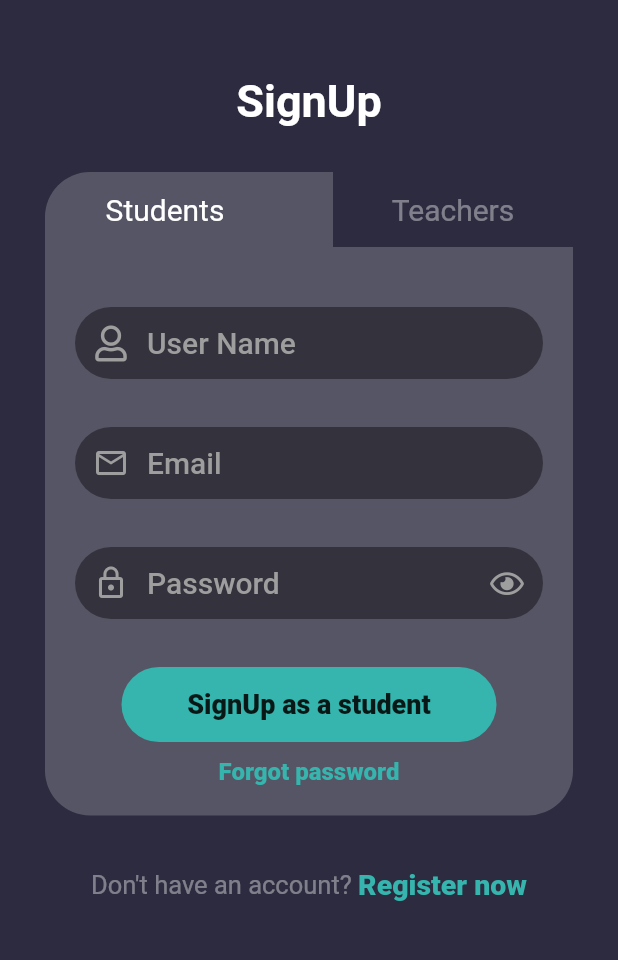
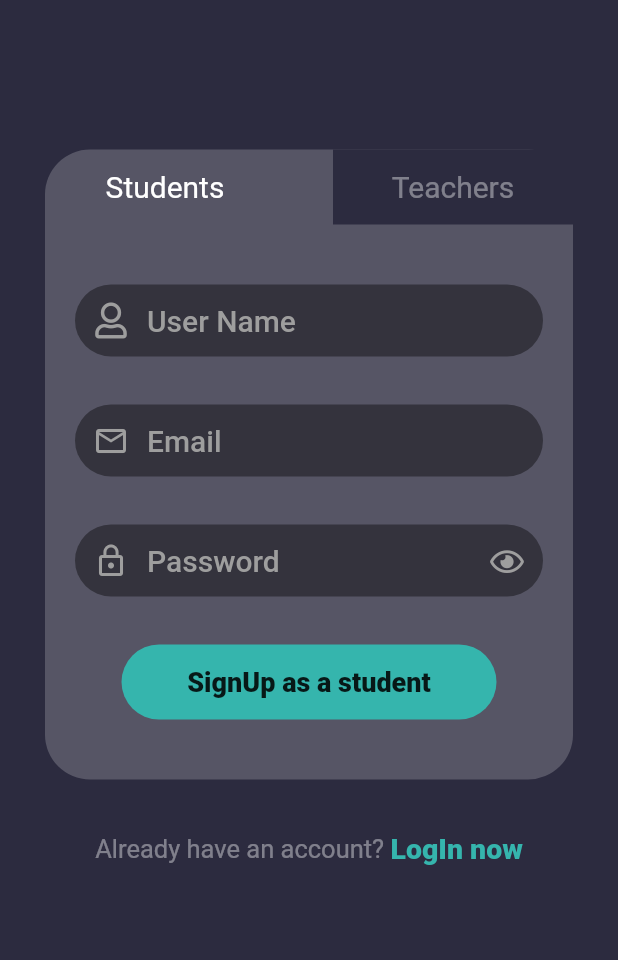
Before and after one commit to Shehan82/ScHoOlYMoB, a Flutter app: the SignUpScreen screen opened directly, on a phone screen of 412 x 824 dp, the part 101-1061 px from its top. Run offline on Flutter 3.47's test engine with Material 2 defaults, Android fonts, the phone set to English and light mode, and no system bars; our stand-ins replace firebase_auth, firebase_core, font_awesome_flutter, google_fonts; accounts and stored records are empty; Roboto replaces fonts that are missing (Itim).

Commit message:
remove signuup word

```diff
--- a/lib/screens/signUp.dart
+++ b/lib/screens/signUp.dart
@@ -41,20 +41,20 @@ class _SignUpScreenState extends State<SignUpScreen> {
             ),
           ),
           SizedBox(
-            height: isTeacher ? 0 : 30,
+            height: isTeacher ? 40 : 90,
           ),
-          Container(
-            alignment: Alignment.center,
-            margin: EdgeInsets.only(top: isTeacher ? 10 : 20, bottom: 20),
-            // color: Colors.amber,
-            child: Text(
-              "SignUp",
-              style: GoogleFonts.itim(
-                  fontSize: 30,
-                  fontWeight: FontWeight.w700,
-                  color: Colors.white),
-            ),
-          ),
+          // Container(
+          //   alignment: Alignment.center,
+          //   margin: EdgeInsets.only(top: isTeacher ? 10 : 20, bottom: 20),
+          //   // color: Colors.amber,
+          //   child: Text(
+          //     "SignUp",
+          //     style: GoogleFonts.itim(
+          //         fontSize: 30,
+          //         fontWeight: FontWeight.w700,
+          //         color: Colors.white),
+          //   ),
+          // ),
           // Container(
           //   height: 150,
           //   margin: EdgeInsets.only(top: 30, bottom: 20, left: 70, right: 70),
@@ -369,7 +369,7 @@ class _SignUpScreenState extends State<SignUpScreen> {
                     decoration: BoxDecoration(
                         color: Color(0xff35b5ad),
                         borderRadius: BorderRadius.circular(30)),
-                    margin: EdgeInsets.only(top: 10, bottom: 10),
+                    margin: EdgeInsets.only(top: 10, bottom: 40),
                     child: isTeacher
                         ? Text("SignUp as a teacher",
                             style: GoogleFonts.itim(
@@ -379,16 +379,16 @@ class _SignUpScreenState extends State<SignUpScreen> {
                                 fontSize: 18, fontWeight: FontWeight.w800)),
                   ),
                 ),
-                Container(
-                  margin: EdgeInsets.only(bottom: 20),
-                  child: Text(
-                    "Forgot password",
-                    style: GoogleFonts.itim(
-                        color: Color(0xff35b5ad),
-                        fontSize: 16,
-                        fontWeight: FontWeight.w800),
-                  ),
-                ),
+                // Container(
+                //   margin: EdgeInsets.only(bottom: 20),
+                //   child: Text(
+                //     "Forgot password",
+                //     style: GoogleFonts.itim(
+                //         color: Color(0xff35b5ad),
+                //         fontSize: 16,
+                //         fontWeight: FontWeight.w800),
+                //   ),
+                // ),
               ],
             ),
           ),
@@ -400,7 +400,7 @@ class _SignUpScreenState extends State<SignUpScreen> {
               mainAxisAlignment: MainAxisAlignment.center,
               children: [
                 Text(
-                  "Don't have an account? ",
+                  "Already have an account? ",
                   style: GoogleFonts.itim(
                       color: Colors.white.withOpacity(0.4), fontSize: 17),
                 ),
@@ -411,7 +411,7 @@ class _SignUpScreenState extends State<SignUpScreen> {
                   },
                   child: Container(
                     child: Text(
-                      "Register now",
+                      "LogIn now",
                       style: GoogleFonts.itim(
                           color: Color(0xff35b5ad),
                           fontSize: 19,
```
